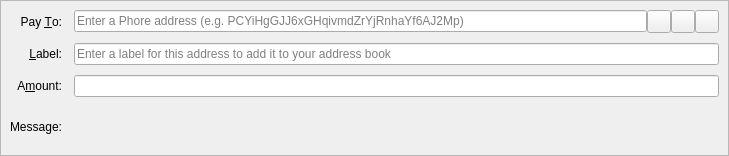
This is src/qt/forms/sendcoinsentry.ui in digitalrupee-project/rupee as Qt 5 draws it before an edit. The edited form follows.
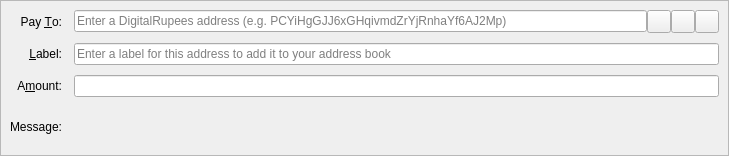
This is the edited form. Icons and pictures are not drawn. Custom widgets are drawn as their Qt base class.

What changed in the file:
```diff
--- a/src/qt/forms/sendcoinsentry.ui
+++ b/src/qt/forms/sendcoinsentry.ui
@@ -60,7 +60,7 @@
          <string/>
         </property>
         <property name="placeholderText">
-         <string>Enter a Phore address (e.g. PCYiHgGJJ6xGHqivmdZrYjRnhaYf6AJ2Mp)</string>
+         <string>Enter a DigitalRupees address (e.g. PCYiHgGJJ6xGHqivmdZrYjRnhaYf6AJ2Mp)</string>
         </property>
        </widget>
       </item>
```
Left out of the diff: 4 changed lines with no effect on the pictures.
